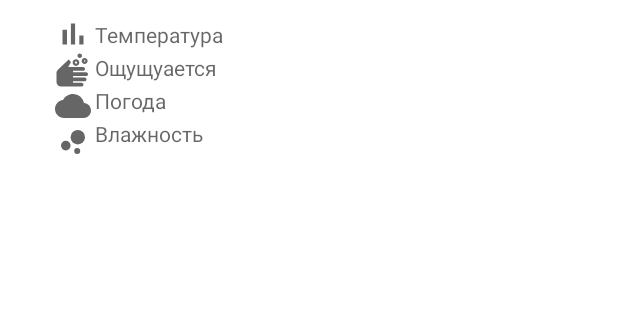
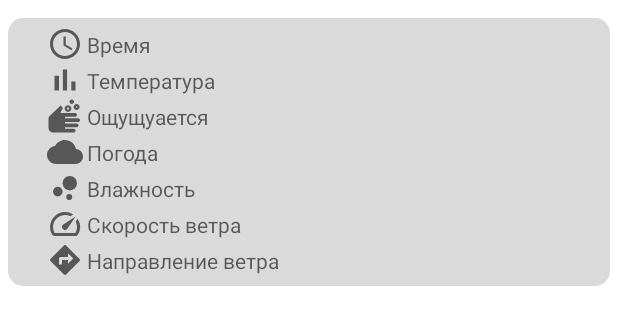
Before and after one commit to alf3ratz/AvitoWeather, an Android app: the layout day_container.xml on its own in the app's theme, with its tools: preview values and no code run, on a phone screen of 412 x 824 dp. Shown: the top 325 px of the screen. Run offline under Robolectric (Android 15) with nearby library versions, the phone set to English and light mode, and no system bars.

Commit message:
ninth commit

```diff
--- a/app/src/main/java/hse/ru/avitoweather/adapters/WeatherAdapter.kt
+++ b/app/src/main/java/hse/ru/avitoweather/adapters/WeatherAdapter.kt
@@ -1,5 +1,6 @@
 package hse.ru.avitoweather.adapters
 
+import android.os.Build
 import android.view.LayoutInflater
 import android.view.ViewGroup
 import androidx.databinding.DataBindingUtil
@@ -8,6 +9,8 @@ import hse.ru.avitoweather.R
 import hse.ru.avitoweather.databinding.DayContainerBinding
 import hse.ru.avitoweather.listeners.WeatherListener
 import hse.ru.avitoweather.models.HourEntity
+import java.time.Instant
+import java.time.ZoneId
 
 class WeatherAdapter(events_: List<HourEntity>, weatherListener_: WeatherListener) :
     RecyclerView.Adapter<WeatherAdapter.WeatherViewHolder>() {
@@ -25,6 +28,11 @@ class WeatherAdapter(events_: List<HourEntity>, weatherListener_: WeatherListene
         }
 
         fun bindEvent(hourEntity: HourEntity) {
+            if (Build.VERSION.SDK_INT >= Build.VERSION_CODES.O) {
+                hourEntity.dateTimeString = Instant.ofEpochSecond(hourEntity.dateTime)
+                    .atZone(ZoneId.systemDefault())
+                    .toLocalDateTime().toString().replace("T"," ").toString()
+            }
             containerBinding?.weatherInfo = hourEntity
             containerBinding?.executePendingBindings()
             if (containerBinding?.root != null)
--- a/app/src/main/java/hse/ru/avitoweather/models/HourEntity.kt
+++ b/app/src/main/java/hse/ru/avitoweather/models/HourEntity.kt
@@ -8,10 +8,10 @@ import java.util.*
 import kotlin.collections.ArrayList
 
 class HourEntity {
-
+    var dateTimeString: String = ""
 
     @SerializedName("dt")
-    var dateTime: Long=0
+    var dateTime: Long = 0
 
     @SerializedName("temp")
     var temperature: Double = 0.0
@@ -36,4 +36,6 @@ class HourEntity {
 
     @SerializedName("weather")
     var weather: ArrayList<WeatherEntity> = ArrayList()
+
+
 }
--- a/app/src/main/java/hse/ru/avitoweather/ui/fragments/MainFragment.kt
+++ b/app/src/main/java/hse/ru/avitoweather/ui/fragments/MainFragment.kt
@@ -2,14 +2,15 @@ package hse.ru.avitoweather.ui.fragments
 
 import android.os.Build
 import android.os.Bundle
-import androidx.fragment.app.Fragment
 import android.view.LayoutInflater
 import android.view.View
 import android.view.ViewGroup
 import android.widget.Toast
 import androidx.annotation.RequiresApi
+import androidx.fragment.app.Fragment
 import androidx.lifecycle.ViewModelProvider
-import hse.ru.avitoweather.R
+import androidx.recyclerview.widget.DividerItemDecoration
+import androidx.recyclerview.widget.LinearLayoutManager
 import hse.ru.avitoweather.adapters.WeatherAdapter
 import hse.ru.avitoweather.databinding.FragmentMainBinding
 import hse.ru.avitoweather.listeners.WeatherListener
@@ -21,7 +22,7 @@ import hse.ru.avitoweather.viewmodels.WeatherViewModel
 import java.time.Instant
 import java.time.LocalDateTime
 import java.time.ZoneId
-import java.util.ArrayList
+import java.util.*
 
 
 class MainFragment : Fragment(), WeatherListener {
@@ -59,7 +60,12 @@ class MainFragment : Fragment(), WeatherListener {
                 city = getPickedCity()
                 getWeatherAtLastHour(city)
             }
-            weatherRecyclerView.setHasFixedSize(true)
+//            val dividerItemDecoration = DividerItemDecoration(
+//                weatherRecyclerView.context,
+//                LinearLayoutManager(context).orientation
+//            )
+//            weatherRecyclerView.addItemDecoration(dividerItemDecoration)
+//            weatherRecyclerView.setHasFixedSize(true)
             weatherAdapter = WeatherAdapter(weatherElements, this@MainFragment)
             weatherRecyclerView.adapter = weatherAdapter
             invalidateAll()
--- /dev/null
+++ b/app/src/main/res/drawable/container_background.xml
@@ -0,0 +1,6 @@
+<?xml version="1.0" encoding="utf-8"?>
+<shape xmlns:android="http://schemas.android.com/apk/res/android"
+    android:shape="rectangle">
+    <corners android:radius="10dp" />
+    <solid android:color="#DADADA" />
+</shape>
--- /dev/null
+++ b/app/src/main/res/drawable/ic_direction.xml
@@ -0,0 +1,10 @@
+<vector xmlns:android="http://schemas.android.com/apk/res/android"
+    android:width="24dp"
+    android:height="24dp"
+    android:viewportWidth="24"
+    android:viewportHeight="24"
+    android:tint="?attr/colorControlNormal">
+  <path
+      android:fillColor="@android:color/white"
+      android:pathData="M21.71,11.29l-9,-9c-0.39,-0.39 -1.02,-0.39 -1.41,0l-9,9c-0.39,0.39 -0.39,1.02 0,1.41l9,9c0.39,0.39 1.02,0.39 1.41,0l9,-9c0.39,-0.38 0.39,-1.01 0,-1.41zM14,14.5V12h-4v3H8v-4c0,-0.55 0.45,-1 1,-1h5V7.5l3.5,3.5 -3.5,3.5z"/>
+</vector>
--- /dev/null
+++ b/app/src/main/res/drawable/ic_speed.xml
@@ -0,0 +1,10 @@
+<vector xmlns:android="http://schemas.android.com/apk/res/android"
+    android:width="24dp"
+    android:height="24dp"
+    android:viewportWidth="24"
+    android:viewportHeight="24"
+    android:tint="?attr/colorControlNormal">
+  <path
+      android:fillColor="@android:color/white"
+      android:pathData="M20.38,8.57l-1.23,1.85a8,8 0,0 1,-0.22 7.58L5.07,18A8,8 0,0 1,15.58 6.85l1.85,-1.23A10,10 0,0 0,3.35 19a2,2 0,0 0,1.72 1h13.85a2,2 0,0 0,1.74 -1,10 10,0 0,0 -0.27,-10.44zM10.59,15.41a2,2 0,0 0,2.83 0l5.66,-8.49 -8.49,5.66a2,2 0,0 0,0 2.83z"/>
+</vector>
--- /dev/null
+++ b/app/src/main/res/drawable/ic_time.xml
@@ -0,0 +1,13 @@
+<vector xmlns:android="http://schemas.android.com/apk/res/android"
+    android:width="24dp"
+    android:height="24dp"
+    android:viewportWidth="24"
+    android:viewportHeight="24"
+    android:tint="?attr/colorControlNormal">
+  <path
+      android:fillColor="@android:color/white"
+      android:pathData="M11.99,2C6.47,2 2,6.48 2,12s4.47,10 9.99,10C17.52,22 22,17.52 22,12S17.52,2 11.99,2zM12,20c-4.42,0 -8,-3.58 -8,-8s3.58,-8 8,-8 8,3.58 8,8 -3.58,8 -8,8z"/>
+  <path
+      android:fillColor="@android:color/white"
+      android:pathData="M12.5,7H11v6l5.25,3.15 0.75,-1.23 -4.5,-2.67z"/>
+</vector>
--- a/app/src/main/res/layout/day_container.xml
+++ b/app/src/main/res/layout/day_container.xml
@@ -12,7 +12,45 @@
     <androidx.constraintlayout.widget.ConstraintLayout
         android:layout_width="match_parent"
         android:layout_height="wrap_content"
-        android:padding="@dimen/_8sdp">
+        android:padding="@dimen/_4sdp">
+
+        <View
+            android:id="@+id/viewSupporter"
+            android:layout_width="match_parent"
+            android:layout_height="@dimen/_5sdp"
+            app:layout_constraintTop_toTopOf="parent" />
+
+        <View
+            android:id="@+id/viewBackground"
+            android:layout_width="match_parent"
+            android:layout_height="0dp"
+            android:background="@drawable/container_background"
+            android:paddingBottom="@dimen/_20sdp"
+            app:layout_constraintBottom_toBottomOf="@id/directionIcon"
+            app:layout_constraintTop_toBottomOf="@id/viewSupporter" />
+
+        <ImageView
+            android:id="@+id/timeIcon"
+            android:layout_width="wrap_content"
+            android:layout_height="wrap_content"
+            android:layout_marginStart="@dimen/_20sdp"
+            android:layout_marginEnd="@dimen/_20sdp"
+            android:paddingTop="@dimen/_4sdp"
+            android:src="@drawable/ic_time"
+            app:layout_constraintStart_toStartOf="parent"
+            app:layout_constraintTop_toTopOf="@id/viewBackground" />
+
+        <TextView
+            android:id="@+id/timeText"
+            android:layout_width="wrap_content"
+            android:layout_height="wrap_content"
+            android:layout_marginStart="@dimen/_2sdp"
+            android:layout_marginTop="@dimen/_2sdp"
+            android:hint="Время"
+            android:paddingTop="@dimen/_4sdp"
+            android:text="@{`Время: ` + weatherInfo.dateTimeString}"
+            app:layout_constraintStart_toEndOf="@id/timeIcon"
+            app:layout_constraintTop_toTopOf="@id/timeIcon" />
 
         <ImageView
             android:id="@+id/temperatureIcon"
@@ -22,18 +60,19 @@
             android:layout_marginEnd="@dimen/_20sdp"
             android:src="@drawable/ic_temperature"
             app:layout_constraintStart_toStartOf="parent"
-            app:layout_constraintTop_toTopOf="parent" />
+            app:layout_constraintTop_toBottomOf="@id/timeIcon" />
 
         <TextView
             android:id="@+id/temperatureText"
             android:layout_width="wrap_content"
             android:layout_height="wrap_content"
+            android:layout_marginStart="@dimen/_2sdp"
             android:layout_marginTop="@dimen/_2sdp"
-            android:layout_marginStart="@dimen/_2sdp"
             android:hint="Температура"
             android:text="@{`Температура: ` + weatherInfo.temperature}"
             app:layout_constraintStart_toEndOf="@id/temperatureIcon"
-            app:layout_constraintTop_toTopOf="parent" />
+            app:layout_constraintTop_toBottomOf="@id/timeIcon" />
+
         <ImageView
             android:id="@+id/feelingsIcon"
             android:layout_width="wrap_content"
@@ -48,12 +87,12 @@
             android:id="@+id/feelingsText"
             android:layout_width="wrap_content"
             android:layout_height="wrap_content"
+            android:layout_marginStart="@dimen/_2sdp"
             android:layout_marginTop="@dimen/_2sdp"
-            android:layout_marginStart="@dimen/_2sdp"
             android:hint="Ощущуается"
             android:text="@{`Ощущается: ` + weatherInfo.feelsLike + `°C`}"
             app:layout_constraintStart_toEndOf="@id/feelingsIcon"
-            app:layout_constraintTop_toBottomOf="@id/temperatureText" />
+            app:layout_constraintTop_toBottomOf="@id/temperatureIcon" />
 
         <ImageView
             android:id="@+id/weatherIcon"
@@ -69,12 +108,13 @@
             android:id="@+id/weatherDescription"
             android:layout_width="wrap_content"
             android:layout_height="wrap_content"
+            android:layout_marginStart="@dimen/_2sdp"
             android:layout_marginTop="@dimen/_2sdp"
-            android:layout_marginStart="@dimen/_2sdp"
             android:hint="Погода"
             android:text="@{`Погода: ` + weatherInfo.weather[0].description}"
             app:layout_constraintStart_toEndOf="@id/weatherIcon"
-            app:layout_constraintTop_toBottomOf="@id/feelingsText" />
+            app:layout_constraintTop_toBottomOf="@id/feelingsIcon" />
+
         <ImageView
             android:id="@+id/humidityIcon"
             android:layout_width="wrap_content"
@@ -89,12 +129,55 @@
             android:id="@+id/humidityText"
             android:layout_width="wrap_content"
             android:layout_height="wrap_content"
+            android:layout_marginStart="@dimen/_2sdp"
             android:layout_marginTop="@dimen/_2sdp"
-            android:layout_marginStart="@dimen/_2sdp"
             android:hint="Влажность"
             android:text="@{`Влажность: ` + weatherInfo.humidity+ `%`}"
             app:layout_constraintStart_toEndOf="@id/humidityIcon"
-            app:layout_constraintTop_toBottomOf="@id/weatherDescription" />
+            app:layout_constraintTop_toBottomOf="@id/weatherIcon" />
+
+        <ImageView
+            android:id="@+id/speedIcon"
+            android:layout_width="wrap_content"
+            android:layout_height="wrap_content"
+            android:layout_marginStart="@dimen/_20sdp"
+            android:layout_marginEnd="@dimen/_20sdp"
+            android:src="@drawable/ic_speed"
+            app:layout_constraintStart_toStartOf="parent"
+            app:layout_constraintTop_toBottomOf="@id/humidityIcon" />
+
+        <TextView
+            android:id="@+id/speedText"
+            android:layout_width="wrap_content"
+            android:layout_height="wrap_content"
+            android:layout_marginStart="@dimen/_2sdp"
+            android:layout_marginTop="@dimen/_2sdp"
+            android:hint="Скорость ветра"
+            android:text="@{`Скорость ветра: ` + weatherInfo.windSpeed+ `м/с`}"
+            app:layout_constraintStart_toEndOf="@id/speedIcon"
+            app:layout_constraintTop_toBottomOf="@id/humidityIcon" />
+
+        <ImageView
+            android:id="@+id/directionIcon"
+            android:layout_width="wrap_content"
+            android:layout_height="wrap_content"
+            android:layout_marginStart="@dimen/_20sdp"
+            android:layout_marginEnd="@dimen/_20sdp"
+            android:paddingBottom="@dimen/_4sdp"
+            android:src="@drawable/ic_direction"
+            app:layout_constraintStart_toStartOf="parent"
+            app:layout_constraintTop_toBottomOf="@id/speedIcon" />
+
+        <TextView
+            android:id="@+id/directionText"
+            android:layout_width="wrap_content"
+            android:layout_height="wrap_content"
+            android:layout_marginStart="@dimen/_2sdp"
+            android:layout_marginTop="@dimen/_2sdp"
+            android:hint="Направление ветра"
+            android:text="@{`Направление ветра: ` + weatherInfo.windDirection}"
+            app:layout_constraintStart_toEndOf="@id/directionIcon"
+            app:layout_constraintTop_toBottomOf="@id/speedIcon" />
 
 
     </androidx.constraintlayout.widget.ConstraintLayout>
--- a/app/src/main/res/layout/fragment_main.xml
+++ b/app/src/main/res/layout/fragment_main.xml
@@ -92,10 +92,7 @@
             android:layout_height="0dp"
             android:clipToPadding="false"
             android:orientation="vertical"
-            android:paddingStart="@dimen/_4sdp"
-            android:paddingTop="@dimen/_4sdp"
-            android:paddingEnd="@dimen/_4sdp"
-            android:paddingBottom="@dimen/_4sdp"
+
             app:layoutManager="androidx.recyclerview.widget.LinearLayoutManager"
             app:layout_constraintEnd_toEndOf="parent"
             app:layout_constraintStart_toStartOf="parent"
```
